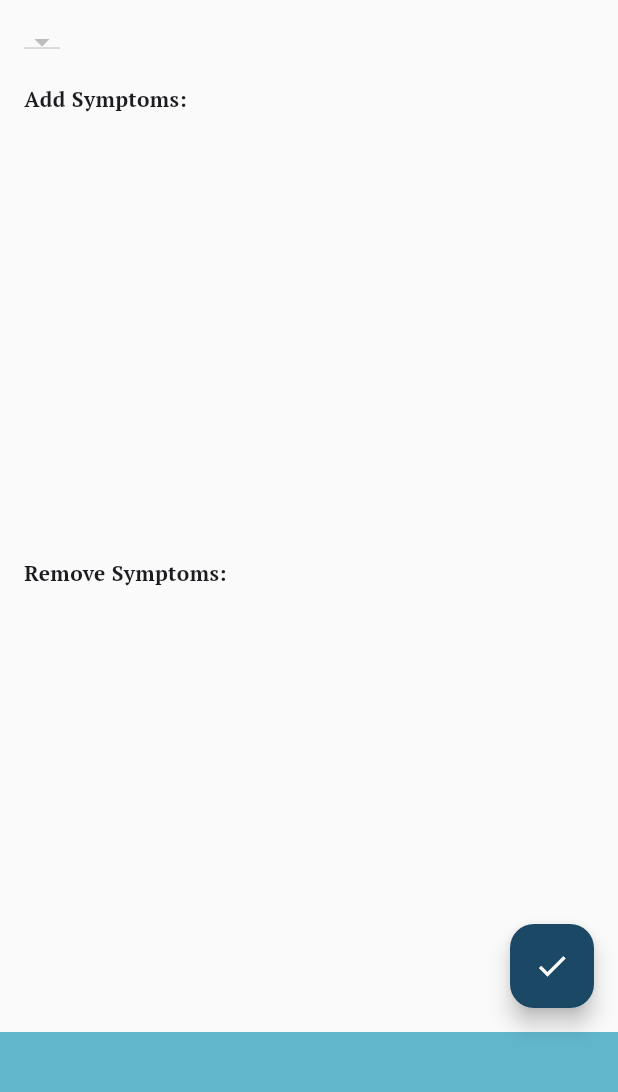
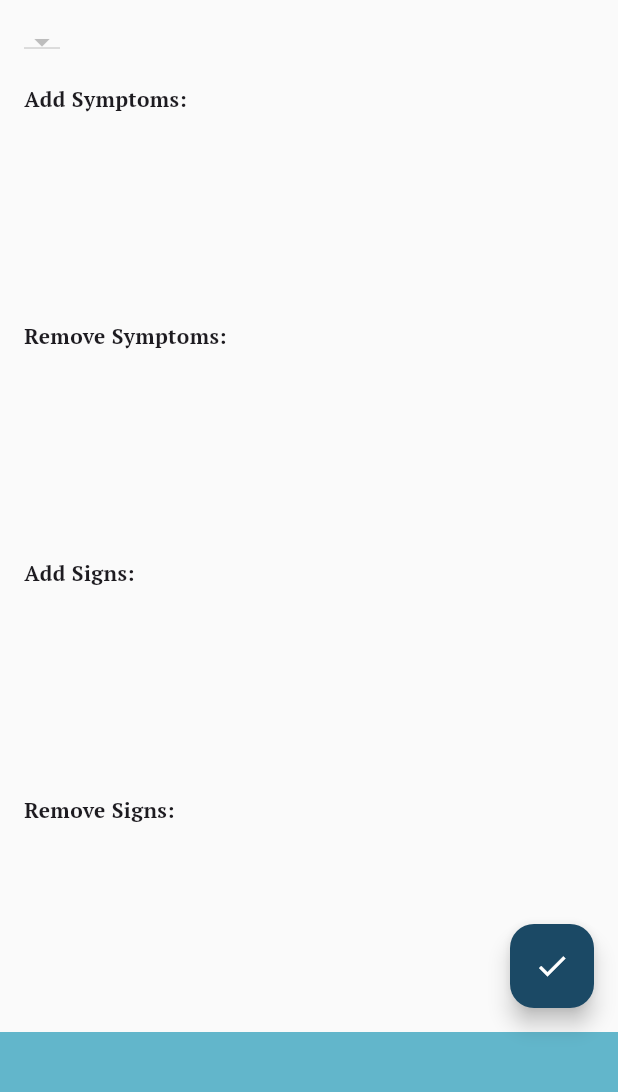
Before and after one commit to harshithlanka3/SAME-3311, a Flutter app: the UpdateCatPage screen opened directly, after a tap on the "check" icon, on a phone screen of 412 x 824 dp, the part 84-1176 px from its top. Run offline on Flutter 3.47's test engine with Material 3 defaults, Android fonts, the phone set to English and light mode, and no system bars; our stand-ins replace firebase_auth, firebase_core, firebase_database, firebase_storage, fluttertoast, image_picker and 1 more; accounts and stored records are empty.

Commit message:
Update category page fixed and added the ability to change signs

```diff
--- a/frontend/s_a_m_e/lib/admin/update_category.dart
+++ b/frontend/s_a_m_e/lib/admin/update_category.dart
@@ -17,6 +17,10 @@ class UpdateCatPageState extends State<UpdateCatPage> {
   List<String> symptomsToDelete = [];
   Map<String, bool> symptomsCheckedState = {};
 
+  List<String> signsToAdd = [];
+  List<String> signsToDelete = [];
+  Map<String,bool> signsCheckedState = {};
+
   @override
   void initState() {
     super.initState();
@@ -29,6 +33,7 @@ class UpdateCatPageState extends State<UpdateCatPage> {
       selectedCat = categories.isNotEmpty ? categories[0].name : '';
     });
     fetchSymptoms(selectedCat);
+    fetchSigns(selectedCat);
   }
 
   Future<void> fetchSymptoms(String catName) async {
@@ -49,10 +54,36 @@ class UpdateCatPageState extends State<UpdateCatPage> {
     setState(() {
       symptomsToDelete = currentSymptoms;
       symptomsToAdd = symptomsForAddition;
+
       symptomsCheckedState = Map.fromIterable(allSymptoms,
         key: (symptom) => symptom, value: (_) => false);
     });
   }
+
+  Future<void> fetchSigns(String catName) async {
+    List<String> allSigns =
+        await FirebaseService().getAllSigns();
+
+    List<String> currentSigns =
+        await FirebaseService().getSignsForCat(catName);
+
+    List<String> signsForAddition = [];
+
+    for (String sign in allSigns) {
+      if (!currentSigns.contains(sign)) {
+        signsForAddition.add(sign);
+      }
+    }
+
+    setState(() {
+      signsToDelete = currentSigns;
+      signsToAdd = signsForAddition;
+
+      signsCheckedState = Map.fromIterable(allSigns,
+        key: (sign) => sign, value: (_) => false);
+    });
+  }
+
 
   Future<void> updateSymptoms() async {
     List<String> symptomsSelectedAdd = [];
@@ -89,6 +120,45 @@ class UpdateCatPageState extends State<UpdateCatPage> {
 
     fetchSymptoms(selectedCat);
   }
+
+  // New code for updating signs
+  Future<void> updateSigns() async {
+    List<String> signsSelectedAdd = [];
+    List<String> signsSelectedDel = [];
+
+    signsCheckedState.forEach((category, isChecked) {
+      if (isChecked && signsToAdd.contains(category)) {
+        signsSelectedAdd.add(category);
+      } else if (isChecked && signsToDelete.contains(category)) {
+        signsSelectedDel.add(category);
+      }
+    });
+
+    for (String sign in signsSelectedAdd) {
+      await FirebaseService().addCategoryToSign(
+        selectedCat,
+        sign,
+      );
+      await FirebaseService().addSignToCategory(sign, selectedCat);
+    }
+
+    for (String sign in signsSelectedDel) {
+      await FirebaseService().removeCategoryFromSign(
+        selectedCat,
+        sign,
+      );
+      await FirebaseService().removeSignFromCategory(sign, selectedCat);
+    }
+
+    setState(() {
+      signsSelectedAdd.clear();
+      signsSelectedDel.clear();
+    });
+
+    fetchSigns(selectedCat);
+  }
+
+
 
   @override
   Widget build(BuildContext context) {
@@ -181,6 +251,56 @@ class UpdateCatPageState extends State<UpdateCatPage> {
                 },
               ),
             ),
+            const SizedBox(height: 16),
+            const Text(
+              'Add Signs:',
+              style: TextStyle(fontWeight: FontWeight.bold),
+            ),
+            Flexible(
+              child: ListView.builder(
+                itemCount: signsToAdd.length,
+                itemBuilder: (context, index) {
+                  final sign = signsToAdd[index];
+                  return CheckboxListTile(
+                    title: Text(sign),
+                    activeColor: navy,
+                    visualDensity: const VisualDensity(horizontal: -2.0, vertical: -2.0),
+                    value: signsCheckedState[sign],
+                    onChanged: (bool? value) {
+                      setState(() {
+                        signsCheckedState[sign] = value!;
+                      });
+                    },
+                  );
+                },
+              ),
+            ),
+
+            const SizedBox(height: 16),
+            const Text(
+              'Remove Signs:',
+              style: TextStyle(fontWeight: FontWeight.bold),
+            ),
+            Flexible(
+              child: ListView.builder(
+                itemCount: signsToDelete.length,
+                itemBuilder: (context, index) {
+                  final sign = signsToDelete[index];
+                  return CheckboxListTile(
+                    title: Text(sign),
+                    activeColor: navy,
+                    visualDensity: const VisualDensity(horizontal: -2.0, vertical: -2.0),
+                    value: signsCheckedState[sign],
+                    onChanged: (bool? value) {
+                      setState(() {
+                        signsCheckedState[sign] = value!;
+                      });
+                    },
+                  );
+                },
+              ),
+            ),
+
           ],
         ),
       ),
@@ -188,6 +308,7 @@ class UpdateCatPageState extends State<UpdateCatPage> {
         backgroundColor: navy,
         onPressed: () {
           updateSymptoms();
+          updateSigns();
         },
         child: const Icon(Icons.check, color: white,),
       ),
--- a/frontend/s_a_m_e/lib/firebase/firebase_service.dart
+++ b/frontend/s_a_m_e/lib/firebase/firebase_service.dart
@@ -1389,6 +1389,39 @@ class FirebaseService {
     return [];
   }
 
+  Future<List<String>> getSignsForCat(String catName) async {
+    try {
+      DatabaseEvent event =
+          await _catRef.orderByChild('name').equalTo(catName).once();
+      DataSnapshot snapshot = event.snapshot;
+
+      List<String> signsList = [];
+
+      if (snapshot.value != null) {
+        Map<dynamic, dynamic> data = snapshot.value as Map<dynamic, dynamic>;
+
+        data.forEach((key, value) {
+          if (value is Map<dynamic, dynamic> && value.containsKey('signs')) {
+            List<dynamic> signsData = value['signs'] as List<dynamic>;
+            List<String> signs = signsData.map((signsData) {
+              if (signsData is String) {
+                return signsData;
+              } else if (signsData is Map<dynamic, dynamic>) {
+                return signsData['name'] as String;
+              }
+              return '';
+            }).toList();
+            signsList.addAll(signs);
+          }
+        });
+      }
+      return signsList;
+    } catch (e) {
+      print('Error getting signs for category: $e');
+      return [];
+    }
+  }
+
   Future<void> addSymptomToDiagnosis(
       String symptom, String selectedDiagnosis) async {
     try {
```
